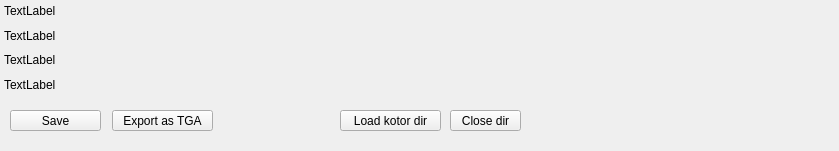
Old version of the form ui/resourceinfopanel.ui in the repository xoreos/phaethon.
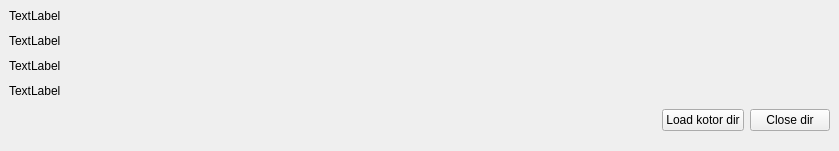
New version of the form.

```diff
--- a/ui/resourceinfopanel.ui
+++ b/ui/resourceinfopanel.ui
@@ -40,15 +40,18 @@
      <property name="frameShape">
       <enum>QFrame::NoFrame</enum>
      </property>
-     <widget class="QWidget" name="layoutWidget">
-      <property name="geometry">
-       <rect>
-        <x>4</x>
-        <y>4</y>
-        <width>831</width>
-        <height>92</height>
-       </rect>
-      </property>
+     <layout class="QGridLayout" name="gridLayout_2">
+      <item row="1" column="3">
+       <widget class="QPushButton" name="bCloseDir">
+        <property name="text">
+         <string>Close dir</string>
+        </property>
+       </widget>
+      </item>
+      <item row="1" column="0">
+       <layout class="QHBoxLayout" name="horizontalLayout"/>
+      </item>
+      <item row="0" column="0" colspan="4">
       <layout class="QVBoxLayout" name="verticalLayout">
        <item>
         <widget class="QLabel" name="resLabelName">
@@ -155,59 +158,28 @@
         </widget>
        </item>
       </layout>
-     </widget>
+      </item>
+      <item row="1" column="2">
      <widget class="QPushButton" name="bLoadKotorDir">
-      <property name="geometry">
-       <rect>
-        <x>340</x>
-        <y>110</y>
-        <width>101</width>
-        <height>21</height>
-       </rect>
-      </property>
       <property name="text">
        <string>Load kotor dir</string>
       </property>
      </widget>
-     <widget class="QPushButton" name="bSave">
-      <property name="geometry">
-       <rect>
-        <x>10</x>
-        <y>110</y>
-        <width>91</width>
-        <height>21</height>
-       </rect>
-      </property>
-      <property name="text">
-       <string>Save</string>
-      </property>
-     </widget>
-     <widget class="QPushButton" name="bCloseDir">
-      <property name="geometry">
-       <rect>
-        <x>450</x>
-        <y>110</y>
-        <width>71</width>
-        <height>21</height>
-       </rect>
-      </property>
-      <property name="text">
-       <string>Close dir</string>
-      </property>
-     </widget>
-     <widget class="QPushButton" name="bExportTGA">
-      <property name="geometry">
-       <rect>
-        <x>112</x>
-        <y>110</y>
-        <width>101</width>
-        <height>21</height>
-       </rect>
-      </property>
-      <property name="text">
-       <string>Export as TGA</string>
-      </property>
-     </widget>
+      </item>
+      <item row="1" column="1">
+       <spacer name="horizontalSpacer">
+        <property name="orientation">
+         <enum>Qt::Horizontal</enum>
+        </property>
+        <property name="sizeHint" stdset="0">
+         <size>
+          <width>40</width>
+          <height>20</height>
+         </size>
+        </property>
+       </spacer>
+      </item>
+     </layout>
     </widget>
    </item>
   </layout>
```
Lines whose indentation alone changed are shown as unchanged.
